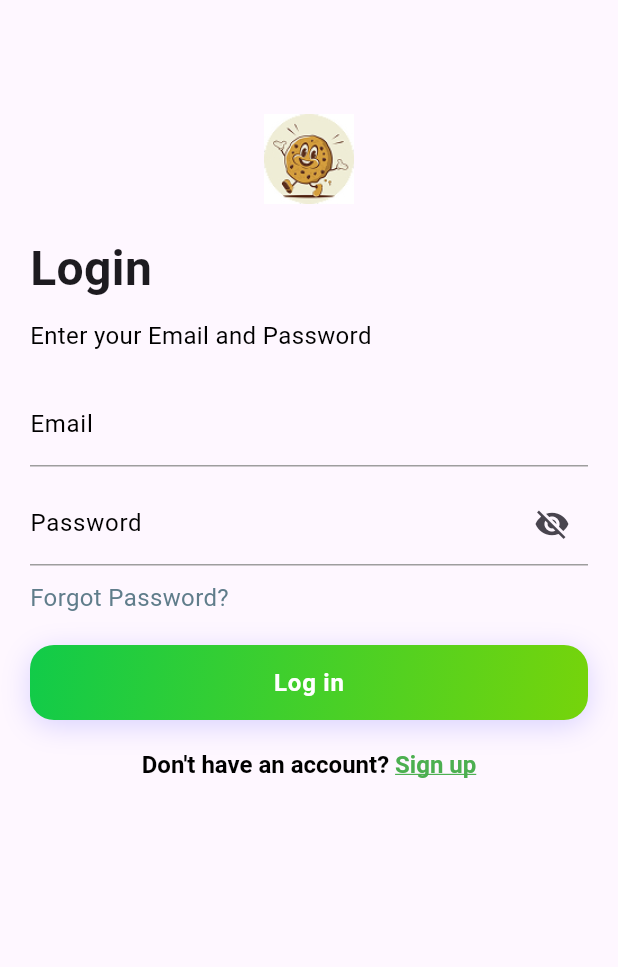
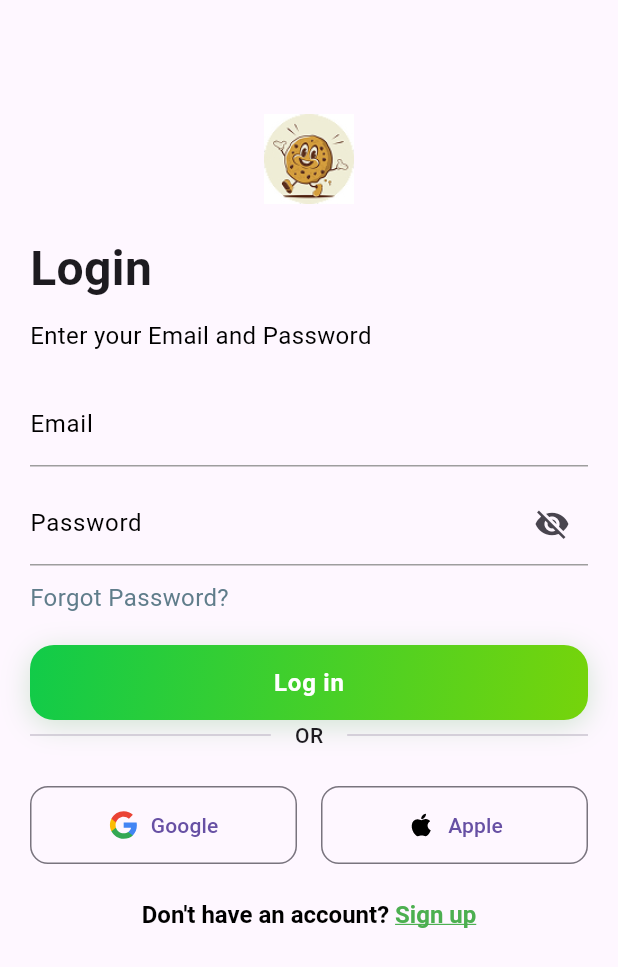
Before and after one commit to mirajgansi/Click_shop, a Flutter app: the LoginPage screen opened by its route, on a phone screen of 412 x 824 dp. Shown: the top 967 px of the screen. Run offline on Flutter 3.47's test engine with Material 3 defaults, Android fonts, the phone set to English and light mode, and no system bars; our stand-ins replace dartz, equatable, flutter_riverpod, flutter_svg, hive, motion_toast; accounts and stored records are empty.

Commit message:
some minor changes done

```diff
--- a/lib/app/app_color.dart
+++ b/lib/app/app_color.dart
@@ -3,19 +3,19 @@ import 'package:flutter/material.dart';
 class AppColors {
   AppColors._();
 
-  // Primary Colors - Modern Gradient Blue/Purple
-  static const Color primary = Color(0xFF6C63FF);
-  static const Color primaryDark = Color(0xFF5B54E8);
-  static const Color primaryLight = Color(0xFF8F87FF);
+  // Primary Colors - Modern Green Theme
+  static const Color primary = Color(0xFF4CAF50);
+  static const Color primaryDark = Color(0xFF2E7D32);
+  static const Color primaryLight = Color(0xFF81C784);
 
   // Secondary Colors
-  static const Color secondary = Color(0xFFFF6584);
-  static const Color secondaryLight = Color(0xFFFF8BA0);
+  static const Color secondary = Color(0xFF66BB6A);
+  static const Color secondaryLight = Color(0xFFA5D6A7);
 
   // Accent Colors
-  static const Color accent1 = Color(0xFF4ECDC4);
-  static const Color accent2 = Color(0xFFFFA07A);
-  static const Color accent3 = Color(0xFF98D8C8);
+  static const Color accent1 = Color(0xFF43A047);
+  static const Color accent2 = Color(0xFF81C784);
+  static const Color accent3 = Color(0xFFA5D6A7);
 
   // Neutral Colors
   static const Color background = Color(0xFFF8F9FE);
@@ -27,8 +27,8 @@ class AppColors {
   static const Color textPrimary = Color(0xFF2D3142);
   static const Color textSecondary = Color(0xFF6B7280);
   static const Color textTertiary = Color(0xFF9CA3AF);
-  static const Color textDark = Color(0xFF212121);
-  static const Color textMuted = Color(0xFF757575);
+  static const Color textDark = Color.fromARGB(255, 0, 0, 0);
+  static const Color textMuted = Color.fromARGB(255, 0, 0, 0);
 
   // Border & Divider
   static const Color border = Color(0xFFE5E7EB);
@@ -38,23 +38,23 @@ class AppColors {
   static const Color success = Color(0xFF4CAF50);
   static const Color warning = Color(0xFFFFA726);
   static const Color error = Color(0xFFEF4444);
-  static const Color info = Color(0xFF3B82F6);
+  static const Color info = Color(0xFF2E7D32);
 
-  // Login/Auth Colors (Blue theme)
-  static const Color authPrimary = Color(0xFF2196F3);
+  // Login/Auth Colors (Green theme)
+  static const Color authPrimary = Color(0xFF4CAF50);
 
   // Item Status Colors
   static const Color lostColor = Color(0xFFE53935);
   static const Color foundColor = Color(0xFF43A047);
   static const Color claimedColor = Color(0xFF9E9E9E);
 
-  // Onboarding Colors
-  static const Color onboarding1Primary = Color(0xFF667eea);
-  static const Color onboarding1Secondary = Color(0xFF764ba2);
-  static const Color onboarding2Primary = Color(0xFFf093fb);
-  static const Color onboarding2Secondary = Color(0xFFf5576c);
-  static const Color onboarding3Primary = Color(0xFF4facfe);
-  static const Color onboarding3Secondary = Color(0xFF00f2fe);
+  // Onboarding Colors (Green-based)
+  static const Color onboarding1Primary = Color(0xFF66BB6A);
+  static const Color onboarding1Secondary = Color(0xFF43A047);
+  static const Color onboarding2Primary = Color(0xFF81C784);
+  static const Color onboarding2Secondary = Color(0xFF4CAF50);
+  static const Color onboarding3Primary = Color(0xFFA5D6A7);
+  static const Color onboarding3Secondary = Color(0xFF66BB6A);
 
   // White with opacity
   static const Color white90 = Color(0xE6FFFFFF);
@@ -80,32 +80,32 @@ class AppColors {
   static const LinearGradient foundGradient = LinearGradient(
     begin: Alignment.topLeft,
     end: Alignment.bottomRight,
-    colors: [Color(0xFF43A047), Color(0xFF388E3C)],
+    colors: [Color(0xFF43A047), Color(0xFF2E7D32)],
   );
 
-  // Gradient Colors
+  // Green Gradients (replaced purple)
   static const LinearGradient primaryGradient = LinearGradient(
     begin: Alignment.topLeft,
     end: Alignment.bottomRight,
-    colors: [Color(0xFF6C63FF), Color(0xFF5B54E8)],
+    colors: [Color(0xFF66BB6A), Color(0xFF43A047)],
   );
 
   static const LinearGradient secondaryGradient = LinearGradient(
     begin: Alignment.topLeft,
     end: Alignment.bottomRight,
-    colors: [Color(0xFFFF6584), Color(0xFFFF8BA0)],
+    colors: [Color(0xFF81C784), Color(0xFFA5D6A7)],
   );
 
   static const LinearGradient accentGradient = LinearGradient(
     begin: Alignment.topLeft,
     end: Alignment.bottomRight,
-    colors: [Color(0xFF4ECDC4), Color(0xFF98D8C8)],
+    colors: [Color(0xFF4CAF50), Color(0xFF81C784)],
   );
 
   static const LinearGradient backgroundGradient = LinearGradient(
     begin: Alignment.topCenter,
     end: Alignment.bottomCenter,
-    colors: [Color(0xFFF8F9FE), Color(0xFFFFFFFF)],
+    colors: [Color(0xFFF1F8E9), Color(0xFFFFFFFF)],
   );
 
   // Onboarding Gradients
@@ -142,13 +142,13 @@ class AppColors {
   static const Color darkBorder = Color(0xFF2D3339);
   static const Color darkDivider = Color(0xFF252B33);
 
-  // Shadows
+  // Shadows (Green tinted)
   static const List<BoxShadow> cardShadow = [
-    BoxShadow(color: Color(0x146C63FF), blurRadius: 24, offset: Offset(0, 8)),
+    BoxShadow(color: Color(0x144CAF50), blurRadius: 24, offset: Offset(0, 8)),
   ];
 
   static const List<BoxShadow> buttonShadow = [
-    BoxShadow(color: Color(0x406C63FF), blurRadius: 16, offset: Offset(0, 4)),
+    BoxShadow(color: Color(0x404CAF50), blurRadius: 16, offset: Offset(0, 4)),
   ];
 
   static const List<BoxShadow> softShadow = [
--- a/lib/features/auth/presentation/pages/login_screen.dart
+++ b/lib/features/auth/presentation/pages/login_screen.dart
@@ -1,3 +1,4 @@
+import 'package:click_shop/app/app_color.dart';
 import 'package:click_shop/app/routes/app_routes.dart';
 import 'package:click_shop/core/utils/my_snack_bar.dart';
 import 'package:click_shop/core/utils/snackbar_utils.dart';
@@ -10,6 +11,7 @@ import 'package:click_shop/screens/bottom_navigation_screen.dart';
 import 'package:flutter/gestures.dart';
 import 'package:flutter/material.dart';
 import 'package:flutter_riverpod/flutter_riverpod.dart';
+import 'package:flutter_svg/svg.dart';
 
 class LoginPage extends ConsumerStatefulWidget {
   const LoginPage({super.key});
@@ -63,6 +65,10 @@ class _LoginPageState extends ConsumerState<LoginPage> {
 
   @override
   Widget build(BuildContext context) {
+    final isDarkMode = Theme.of(context).brightness == Brightness.dark;
+    final secondaryTextColor =
+        Theme.of(context).textTheme.bodySmall?.color ?? AppColors.textMuted;
+
     final authState = ref.watch(AuthViewModelProvider);
 
     ref.listen<AuthState>(AuthViewModelProvider, (previous, next) {
@@ -178,7 +184,83 @@ class _LoginPageState extends ConsumerState<LoginPage> {
                           borderRadius: 16,
                         ),
 
-                        const SizedBox(height: 20),
+                        Row(
+                          children: [
+                            Expanded(child: Divider()),
+                            Padding(
+                              padding: const EdgeInsets.symmetric(
+                                horizontal: 16,
+                              ),
+                              child: Text(
+                                'OR',
+                                style: TextStyle(
+                                  color: secondaryTextColor,
+                                  fontWeight: FontWeight.w500,
+                                ),
+                              ),
+                            ),
+                            Expanded(child: Divider()),
+                          ],
+                        ),
+                        const SizedBox(height: 24),
+
+                        // Social Login Buttons
+                        Row(
+                          children: [
+                            Expanded(
+                              child: OutlinedButton.icon(
+                                onPressed: _handleGoogleSignIn,
+                                icon: SvgPicture.asset(
+                                  'assets/svg/google_logo.svg',
+                                  width: 20,
+                                  height: 20,
+                                  colorFilter: isDarkMode
+                                      ? const ColorFilter.mode(
+                                          AppColors.darkTextPrimary,
+                                          BlendMode.srcIn,
+                                        )
+                                      : null,
+                                ),
+                                label: Text('Google'),
+                                style: OutlinedButton.styleFrom(
+                                  padding: const EdgeInsets.symmetric(
+                                    vertical: 16,
+                                  ),
+                                  shape: RoundedRectangleBorder(
+                                    borderRadius: BorderRadius.circular(12),
+                                  ),
+                                ),
+                              ),
+                            ),
+                            const SizedBox(width: 16),
+                            Expanded(
+                              child: OutlinedButton.icon(
+                                onPressed: _handleAppleSignIn,
+                                icon: SvgPicture.asset(
+                                  'assets/svg/apple_logo.svg',
+                                  width: 20,
+                                  height: 20,
+                                  colorFilter: isDarkMode
+                                      ? const ColorFilter.mode(
+                                          AppColors.darkTextPrimary,
+                                          BlendMode.srcIn,
+                                        )
+                                      : null,
+                                ),
+                                label: Text('Apple'),
+                                style: OutlinedButton.styleFrom(
+                                  padding: const EdgeInsets.symmetric(
+                                    vertical: 16,
+                                  ),
+                                  shape: RoundedRectangleBorder(
+                                    borderRadius: BorderRadius.circular(12),
+                                  ),
+                                ),
+                              ),
+                            ),
+                          ],
+                        ),
+                        const SizedBox(height: 24),
 
                         Center(
                           child: RichText(
```
